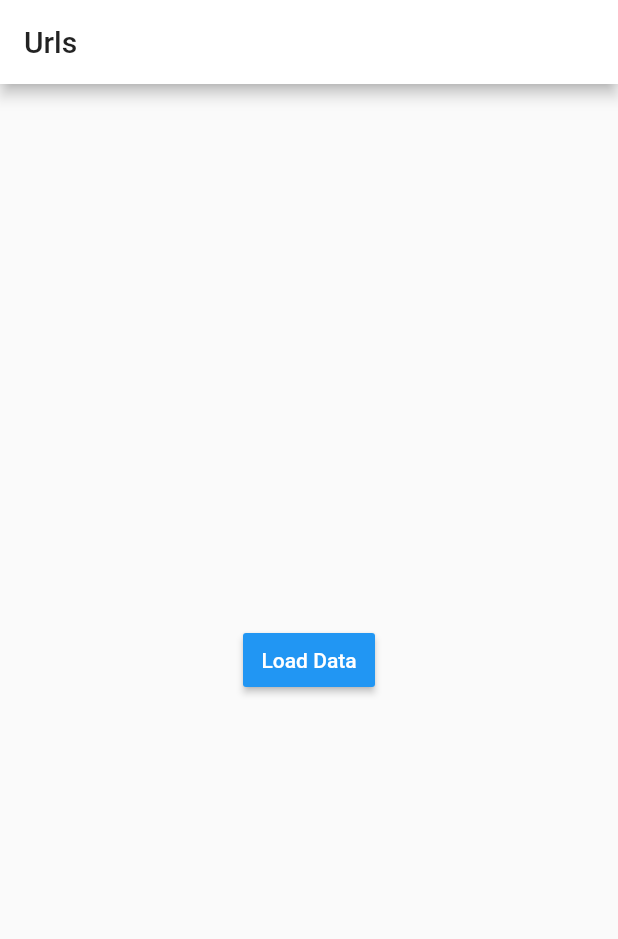
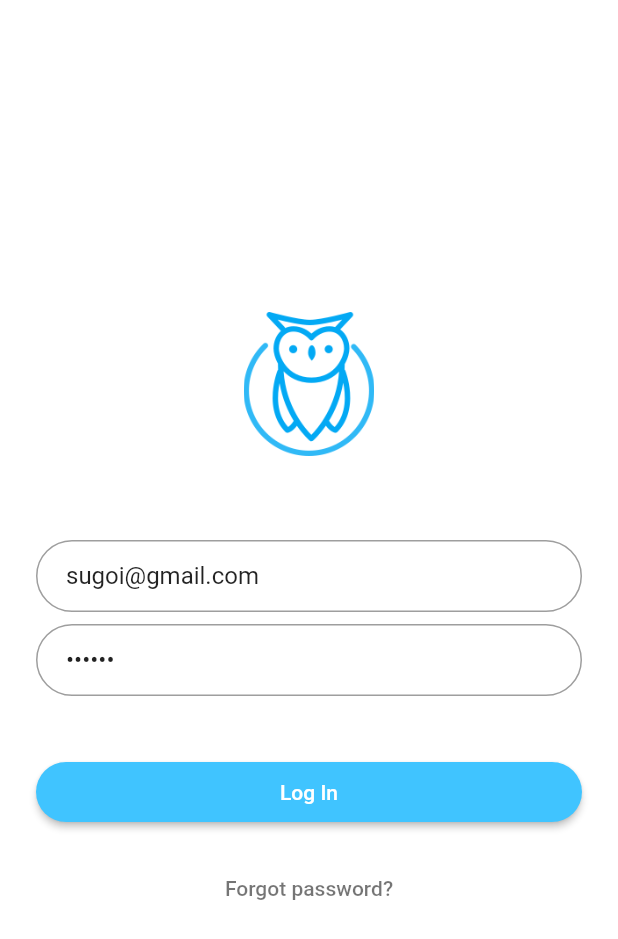
Before and after one commit to caws/url_shortener_app, a Flutter app: the screen it shows after launch, on a phone screen of 412 x 824 dp. Shown: the top 939 px of the screen. Run offline on Flutter 3.47's test engine with Material 2 defaults, Android fonts, the phone set to English and light mode, and no system bars; our stand-ins replace dio, rxdart.

Commit message:
Add login BLoC. Improve code.

```diff
--- /dev/null
+++ b/lib/common/models/authentication.dart
@@ -0,0 +1,10 @@
+import 'package:shortener_app/common/models/url.dart';
+
+class Authentication {
+//  final User user;
+  final String token;
+
+  Authentication({this.token});
+
+  Authentication.fromJson(Map<String, dynamic> json) : token = json["token"];
+}
--- /dev/null
+++ b/lib/common/models/dashboard.dart
@@ -0,0 +1,12 @@
+import 'package:shortener_app/common/models/url.dart';
+
+class Dashboard {
+  final int totalHits;
+  final List<Url> recentUrls;
+
+  Dashboard({this.totalHits, this.recentUrls});
+
+  Dashboard.fromJson(Map<String, dynamic> json)
+      : totalHits = json["total_hits"],
+        recentUrls = Url.fromJsonArray(json["recent_urls"]);
+}
--- a/lib/common/routes/routes.dart
+++ b/lib/common/routes/routes.dart
@@ -1,5 +1,5 @@
 class Routes {
-  static const rootUrl = "http://192.168.25.127:3000";
+  static const rootUrl = "http://192.168.25.128:3000";
   static const baseNamespace = "/api";
   static const baseApiVersion = "/v1";
 
--- /dev/null
+++ b/lib/common/services/dashboard.dart
@@ -0,0 +1,22 @@
+import 'dart:async';
+import 'dart:math';
+
+import 'package:shortener_app/common/models/dashboard.dart';
+import 'package:shortener_app/common/models/url.dart';
+import 'package:shortener_app/common/routes/sub_routes/url_routes.dart';
+import 'package:shortener_app/common/utils/http_tunnel.dart';
+
+/// This class consumes the Url Shortener API
+class DashboardService {
+  // Instantiate our wrapper class for HTTP requests
+  HttpTunnel httpTunnel = HttpTunnel();
+
+  /// Fetches a many urls from the database.
+  Future<Dashboard> requestDashboard() async {
+    httpTunnel.setAuthorizationToken('aaa');
+    final response = await httpTunnel.get(UrlRoutes.index());
+
+    // Create a single Url object
+    return Dashboard.fromJson(response.data);
+  }
+}
--- /dev/null
+++ b/lib/common/services/login.dart
@@ -0,0 +1,27 @@
+import 'dart:async';
+import 'dart:convert';
+import 'dart:math';
+
+import 'package:shortener_app/common/models/authentication.dart';
+import 'package:shortener_app/common/models/dashboard.dart';
+import 'package:shortener_app/common/models/url.dart';
+import 'package:shortener_app/common/routes/sub_routes/authentication_routes.dart';
+import 'package:shortener_app/common/routes/sub_routes/url_routes.dart';
+import 'package:shortener_app/common/utils/http_tunnel.dart';
+
+/// This class consumes the Url Shortener API
+class LoginService {
+  // Instantiate our wrapper class for HTTP requests
+  HttpTunnel httpTunnel = HttpTunnel();
+
+  /// Fetches a many urls from the database.
+  Future<Authentication> login(String email, String password) async {
+    var authenticationData = json.encode({'email': email, 'password': password});
+    httpTunnel.setAuthorizationToken('aaa');
+
+    final response = await httpTunnel.post(AuthenticationRoutes.login(), authenticationData);
+
+    // Create a single Url object
+    return Authentication.fromJson(response.data);
+  }
+}
--- a/lib/main.dart
+++ b/lib/main.dart
@@ -1,37 +1,62 @@
 import 'package:flutter/material.dart';
+import 'package:shortener_app/common/services/login.dart';
 import 'package:shortener_app/common/services/url.dart';
 import 'package:shortener_app/common/theme/theme.dart';
+import 'package:shortener_app/src/dashboard/dashboard_bloc.dart';
+import 'package:shortener_app/src/dashboard/dashboard_bloc_page.dart';
+import 'package:shortener_app/src/dashboard/dashboard_provider.dart';
+import 'package:shortener_app/src/login/login_bloc.dart';
+import 'package:shortener_app/src/login/login_bloc_page.dart';
+import 'package:shortener_app/src/login/login_provider.dart';
 import 'package:shortener_app/src/url/url_bloc.dart';
 import 'package:shortener_app/src/url/url_bloc_page.dart';
 import 'package:shortener_app/src/url/url_provider.dart';
 
+import 'common/services/dashboard.dart';
+
 void main() {
   // Initiate services.
   final urlService = UrlService();
+  final dashboardService = DashboardService();
+  final loginService = LoginService();
 
   // Build top-level components.
   // In a real world app, this would also rope in HTTP clients and such.
   final urlBloc = UrlBloc(urlService);
+  final dashboardBloc = DashboardBloc(dashboardService);
+  final loginBloc = LoginBloc(loginService);
 
   // Start the app.
-  runApp(MyApp(urlBloc));
+  runApp(MyApp(urlBloc, dashboardBloc, loginBloc));
 }
 
 class MyApp extends StatelessWidget {
   final UrlBloc urlBloc;
+  final DashboardBloc dashboardBloc;
+  final LoginBloc loginBloc;
 
-  MyApp(this.urlBloc);
+  MyApp(this.urlBloc, this.dashboardBloc, this.loginBloc);
 
   // This widget is the root of your application.
   @override
   Widget build(BuildContext context) {
-    return UrlProvider(
-      urlBloc: urlBloc,
-      child: MaterialApp(
-        title: 'Url Shortener',
-        theme: appTheme,
-        home: UrlBlocPage(),
-      ),
+    return MaterialApp(
+      title: 'Url Shortener',
+      theme: appTheme,
+      routes: <String, WidgetBuilder>{
+        LoginBlocPage.routeName: (context) => LoginProvider(
+              loginBloc: loginBloc,
+              child: LoginBlocPage(),
+            ),
+        UrlBlocPage.routeName: (context) => UrlProvider(
+              urlBloc: urlBloc,
+              child: UrlBlocPage(),
+            ),
+        DashboardBlocPage.routeName: (context) => DashboardProvider(
+              dashboardBloc: dashboardBloc,
+              child: DashboardBlocPage(),
+            ),
+      },
     );
   }
 }
--- /dev/null
+++ b/lib/src/dashboard/dashboard_bloc.dart
@@ -0,0 +1,38 @@
+import 'dart:async';
+
+import 'package:rxdart/rxdart.dart';
+import 'package:shortener_app/common/models/dashboard.dart';
+import 'package:shortener_app/common/models/url.dart';
+import 'package:shortener_app/common/services/dashboard.dart';
+import 'package:shortener_app/common/services/url.dart';
+
+/// This component encapsulates the logic of fetching products from
+/// a database, page by page, according to position in an infinite list.
+///
+/// Only the data that are close to the current location are cached, the rest
+/// are thrown away.
+class DashboardBloc {
+  final DashboardService _dashboardService;
+
+  // These are the internal objects whose streams / sinks are provided
+  // by this component. See below for what each means.
+  final _dashboard = BehaviorSubject<Dashboard>();
+
+  DashboardBloc(this._dashboardService);
+
+  ValueObservable<Dashboard> get dashboard => _dashboard.stream;
+
+  Future getDashboard() async {
+    try {
+      final dashboard = await _dashboardService.requestDashboard();
+      _dashboard.sink.add(dashboard);
+    } catch (e) {
+      _dashboard.addError(e);
+    }
+  }
+
+  /// Take care of closing streams.
+  void dispose() {
+    _dashboard.close();
+  }
+}
--- /dev/null
+++ b/lib/src/dashboard/dashboard_provider.dart
@@ -0,0 +1,24 @@
+import 'package:flutter/widgets.dart';
+import 'package:shortener_app/common/services/dashboard.dart';
+
+import 'dashboard_bloc.dart';
+
+class DashboardProvider extends InheritedWidget {
+  final DashboardBloc dashboardBloc;
+
+  DashboardProvider({
+    DashboardService dashboardService,
+    Key key,
+    DashboardBloc dashboardBloc,
+    Widget child,
+  })  : dashboardBloc = dashboardBloc ?? DashboardBloc(dashboardService),
+        super(key: key, child: child);
+
+  @override
+  bool updateShouldNotify(InheritedWidget oldWidget) => true;
+
+  static DashboardBloc of(BuildContext context) =>
+      (context.inheritFromWidgetOfExactType(DashboardProvider)
+              as DashboardProvider)
+          .dashboardBloc;
+}
--- /dev/null
+++ b/lib/src/login/login_bloc.dart
@@ -0,0 +1,31 @@
+import 'dart:async';
+
+import 'package:rxdart/rxdart.dart';
+import 'package:shortener_app/common/models/authentication.dart';
+import 'package:shortener_app/common/services/login.dart';
+
+class LoginBloc {
+  final LoginService _loginService;
+
+  // These are the internal objects whose streams / sinks are provided
+  // by this component. See below for what each means.
+  final _login = BehaviorSubject<Authentication>();
+
+  LoginBloc(this._loginService);
+
+  ValueObservable<Authentication> get login => _login.stream;
+
+  Future doLogin(String email, String password) async {
+    try {
+      final login = await _loginService.login(email, password);
+      _login.sink.add(login);
+    } catch (e) {
+      _login.addError(e);
+    }
+  }
+
+  /// Take care of closing streams.
+  void dispose() {
+    _login.close();
+  }
+}
--- /dev/null
+++ b/lib/src/login/login_bloc_page.dart
@@ -0,0 +1,95 @@
+import 'dart:math';
+
+import 'package:flutter/cupertino.dart';
+import 'package:flutter/material.dart';
+import 'package:shortener_app/common/models/authentication.dart';
+import 'package:shortener_app/src/dashboard/dashboard_bloc_page.dart';
+import 'package:shortener_app/src/dashboard/dashboard_provider.dart';
+import 'package:shortener_app/src/login/login_provider.dart';
+
+class LoginBlocPage extends StatelessWidget {
+  static const routeName = "/";
+
+  Widget onSuccess(BuildContext context, Authentication authentication) {
+    return Text("aoaa");
+  }
+
+  @override
+  Widget build(BuildContext context) {
+    final loginProvider = LoginProvider.of(context);
+    final logo = Hero(
+      tag: 'hero',
+      child: CircleAvatar(
+        backgroundColor: Colors.transparent,
+        radius: 48.0,
+        child: Image.asset('assets/logo.png'),
+      ),
+    );
+
+    final email = TextFormField(
+      keyboardType: TextInputType.emailAddress,
+      autofocus: false,
+      initialValue: 'sugoi@gmail.com',
+      decoration: InputDecoration(
+        hintText: 'Email',
+        contentPadding: EdgeInsets.fromLTRB(20.0, 10.0, 20.0, 10.0),
+        border: OutlineInputBorder(borderRadius: BorderRadius.circular(32.0)),
+      ),
+    );
+
+    final password = TextFormField(
+      autofocus: false,
+      initialValue: '123456',
+      obscureText: true,
+      decoration: InputDecoration(
+        hintText: 'Password',
+        contentPadding: EdgeInsets.fromLTRB(20.0, 10.0, 20.0, 10.0),
+        border: OutlineInputBorder(borderRadius: BorderRadius.circular(32.0)),
+      ),
+    );
+
+    final loginButton = Padding(
+      padding: EdgeInsets.symmetric(vertical: 16.0),
+      child: RaisedButton(
+        shape: RoundedRectangleBorder(
+          borderRadius: BorderRadius.circular(24),
+        ),
+        onPressed: () {
+          loginProvider.doLogin(email.initialValue, password.initialValue);
+        },
+        padding: EdgeInsets.all(12),
+        color: Colors.lightBlueAccent,
+        child: Text('Log In', style: TextStyle(color: Colors.white)),
+      ),
+    );
+
+    final forgotLabel = FlatButton(
+      child: Text(
+        'Forgot password?',
+        style: TextStyle(color: Colors.black54),
+      ),
+      onPressed: () {},
+    );
+
+    return Scaffold(
+      backgroundColor: Colors.white,
+      body: Center(
+        child: ListView(
+          shrinkWrap: true,
+          padding: EdgeInsets.only(left: 24.0, right: 24.0),
+          children: <Widget>[
+            logo,
+            SizedBox(height: 48.0),
+            SizedBox(height: 8.0),
+            email,
+            SizedBox(height: 8.0),
+            password,
+            SizedBox(height: 24.0),
+            loginButton,
+            forgotLabel
+          ],
+        ),
+      ),
+    );
+  }
+}
--- /dev/null
+++ b/lib/src/login/login_provider.dart
@@ -0,0 +1,24 @@
+import 'package:flutter/widgets.dart';
+import 'package:shortener_app/common/services/dashboard.dart';
+import 'package:shortener_app/common/services/login.dart';
+
+import 'login_bloc.dart';
+
+class LoginProvider extends InheritedWidget {
+  final LoginBloc loginBloc;
+
+  LoginProvider({
+    LoginService loginService,
+    Key key,
+    LoginBloc loginBloc,
+    Widget child,
+  })  : loginBloc = loginBloc ?? LoginBloc(loginService),
+        super(key: key, child: child);
+
+  @override
+  bool updateShouldNotify(InheritedWidget oldWidget) => true;
+
+  static LoginBloc of(BuildContext context) =>
+      (context.inheritFromWidgetOfExactType(LoginProvider) as LoginProvider)
+          .loginBloc;
+}
--- a/pubspec.yaml
+++ b/pubspec.yaml
@@ -43,9 +43,8 @@ flutter:
   uses-material-design: true
 
   # To add assets to your application, add an assets section, like this:
-  # assets:
-  #  - images/a_dot_burr.jpeg
-  #  - images/a_dot_ham.jpeg
+  assets:
+    - assets/logo.png
 
   # An image asset can refer to one or more resolution-specific "variants", see
   # https://flutter.dev/assets-and-images/#resolution-aware.
```
Also changed, not shown: lib/common/models/url.dart (+8 -0 lines), lib/src/dashboard/dashboard_bloc_page.dart (added, +46 -0 lines), lib/src/dashboard/widget/dashboard_page.dart (added, +17 -0 lines), assets/logo.png (added).
